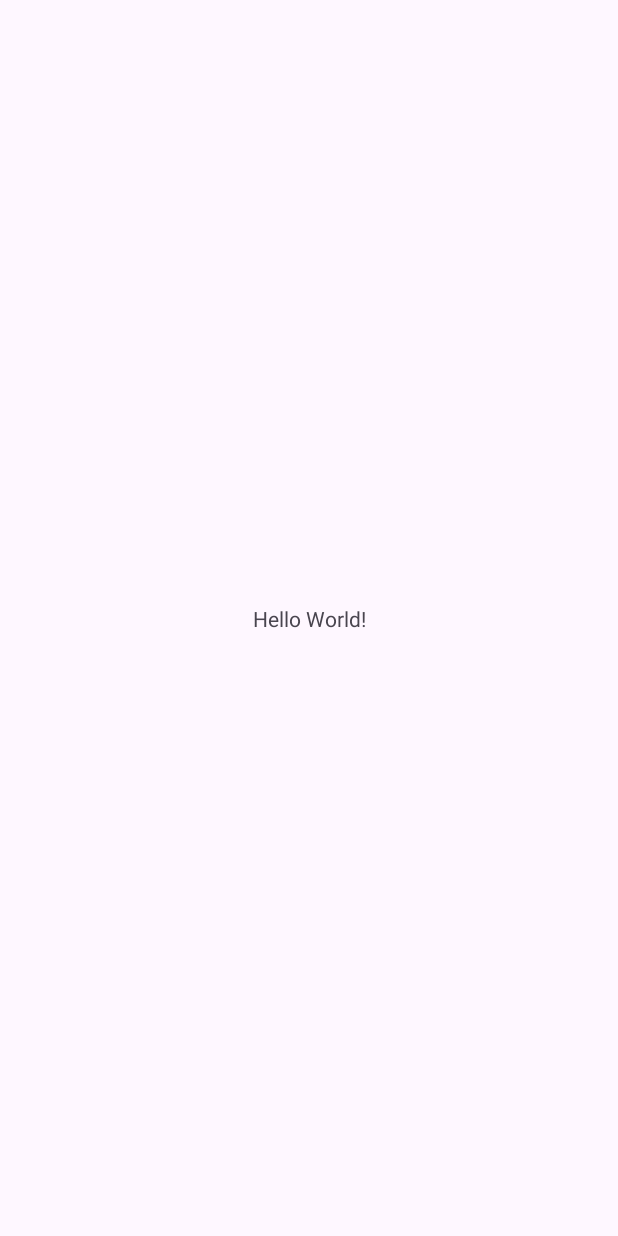
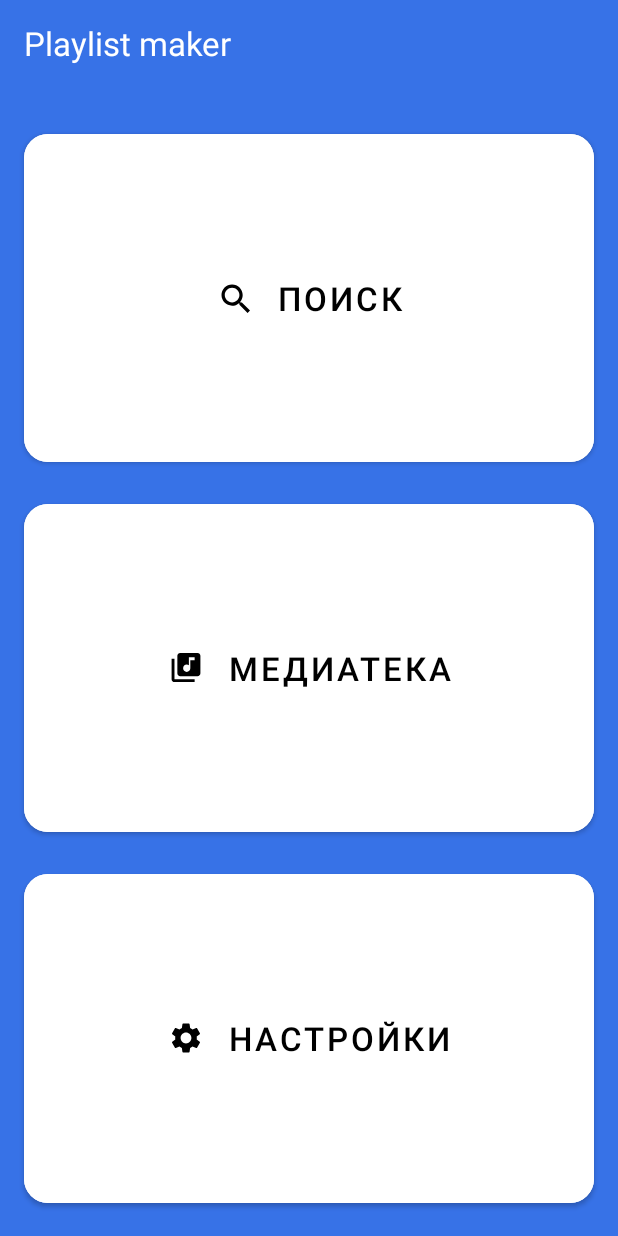
Before and after one commit to twistofthemyth/PlaylistMaker, an Android app: the screen it shows after launch (MainActivity), on a phone screen of 412 x 824 dp. Before the commit the screen is almost empty. Run offline under Robolectric (Android 15) with nearby library versions, the phone set to English and light mode, and no system bars.

Commit message:
ДЗ Верстка экрана

```diff
--- a/app/build.gradle.kts
+++ b/app/build.gradle.kts
@@ -5,7 +5,7 @@ plugins {
 
 android {
     namespace = "com.practicum.playlistmaker"
-    compileSdk = 34
+    compileSdk = 35
 
     defaultConfig {
         applicationId = "com.practicum.playlistmaker"
--- a/app/src/main/AndroidManifest.xml
+++ b/app/src/main/AndroidManifest.xml
@@ -10,8 +10,7 @@
         android:label="@string/app_name"
         android:roundIcon="@mipmap/ic_launcher_round"
         android:supportsRtl="true"
-        android:theme="@style/Theme.PlaylistMaker"
-        tools:targetApi="31">
+        android:theme="@style/Theme.MaterialComponents.DayNight.NoActionBar">
         <activity
             android:name=".MainActivity"
             android:exported="true">
--- /dev/null
+++ b/app/src/main/res/drawable/ic_media.xml
@@ -0,0 +1,5 @@
+<vector xmlns:android="http://schemas.android.com/apk/res/android" android:height="23dp" android:viewportHeight="24" android:viewportWidth="25" android:width="23.958334dp">
+
+    <path android:fillColor="#1A1B22" android:pathData="M20.5,2H8.5C7.4,2 6.5,2.9 6.5,4V16C6.5,17.1 7.4,18 8.5,18H20.5C21.6,18 22.5,17.1 22.5,16V4C22.5,2.9 21.6,2 20.5,2ZM18.5,7H15.5V12.5C15.5,13.88 14.38,15 13,15C11.62,15 10.5,13.88 10.5,12.5C10.5,11.12 11.62,10 13,10C13.57,10 14.08,10.19 14.5,10.51V5H18.5V7ZM4.5,6H2.5V20C2.5,21.1 3.4,22 4.5,22H18.5V20H4.5V6Z"/>
+
+</vector>
--- /dev/null
+++ b/app/src/main/res/drawable/ic_search.xml
@@ -0,0 +1,9 @@
+<vector xmlns:android="http://schemas.android.com/apk/res/android"
+    android:width="24dp"
+    android:height="24dp"
+    android:viewportWidth="24"
+    android:viewportHeight="24">
+  <path
+      android:pathData="M16.579,14.95H15.721L15.417,14.656C16.481,13.418 17.122,11.81 17.122,10.061C17.122,6.161 13.961,3 10.061,3C6.161,3 3,6.161 3,10.061C3,13.961 6.161,17.122 10.061,17.122C11.81,17.122 13.418,16.481 14.656,15.417L14.95,15.721V16.579L20.381,22L22,20.381L16.579,14.95ZM10.061,14.95C7.356,14.95 5.173,12.766 5.173,10.061C5.173,7.356 7.356,5.173 10.061,5.173C12.766,5.173 14.95,7.356 14.95,10.061C14.95,12.766 12.766,14.95 10.061,14.95Z"
+      android:fillColor="#1A1B22"/>
+</vector>
--- /dev/null
+++ b/app/src/main/res/drawable/ic_settings.xml
@@ -0,0 +1,9 @@
+<vector xmlns:android="http://schemas.android.com/apk/res/android"
+    android:width="24dp"
+    android:height="24dp"
+    android:viewportWidth="24"
+    android:viewportHeight="24">
+  <path
+      android:pathData="M19.14,12.94C19.18,12.64 19.2,12.33 19.2,12C19.2,11.68 19.18,11.36 19.13,11.06L21.16,9.48C21.34,9.34 21.39,9.07 21.28,8.87L19.36,5.55C19.24,5.33 18.99,5.26 18.77,5.33L16.38,6.29C15.88,5.91 15.35,5.59 14.76,5.35L14.4,2.81C14.36,2.57 14.16,2.4 13.92,2.4H10.08C9.84,2.4 9.65,2.57 9.61,2.81L9.25,5.35C8.66,5.59 8.12,5.92 7.63,6.29L5.24,5.33C5.02,5.25 4.77,5.33 4.65,5.55L2.74,8.87C2.62,9.08 2.66,9.34 2.86,9.48L4.89,11.06C4.84,11.36 4.8,11.69 4.8,12C4.8,12.31 4.82,12.64 4.87,12.94L2.84,14.52C2.66,14.66 2.61,14.93 2.72,15.13L4.64,18.45C4.76,18.67 5.01,18.74 5.23,18.67L7.62,17.71C8.12,18.09 8.65,18.41 9.24,18.65L9.6,21.19C9.65,21.43 9.84,21.6 10.08,21.6H13.92C14.16,21.6 14.36,21.43 14.39,21.19L14.75,18.65C15.34,18.41 15.88,18.09 16.37,17.71L18.76,18.67C18.98,18.75 19.23,18.67 19.35,18.45L21.27,15.13C21.39,14.91 21.34,14.66 21.15,14.52L19.14,12.94ZM12,15.6C10.02,15.6 8.4,13.98 8.4,12C8.4,10.02 10.02,8.4 12,8.4C13.98,8.4 15.6,10.02 15.6,12C15.6,13.98 13.98,15.6 12,15.6Z"
+      android:fillColor="#1A1B22"/>
+</vector>
--- a/app/src/main/res/layout/activity_main.xml
+++ b/app/src/main/res/layout/activity_main.xml
@@ -1,19 +1,72 @@
 <?xml version="1.0" encoding="utf-8"?>
-<androidx.constraintlayout.widget.ConstraintLayout xmlns:android="http://schemas.android.com/apk/res/android"
+<LinearLayout xmlns:android="http://schemas.android.com/apk/res/android"
     xmlns:app="http://schemas.android.com/apk/res-auto"
-    xmlns:tools="http://schemas.android.com/tools"
     android:id="@+id/main"
     android:layout_width="match_parent"
     android:layout_height="match_parent"
-    tools:context=".MainActivity">
+    android:background="@color/background_main"
+    android:orientation="vertical">
 
     <TextView
-        android:layout_width="wrap_content"
+        android:layout_width="match_parent"
         android:layout_height="wrap_content"
-        android:text="Hello World!"
-        app:layout_constraintBottom_toBottomOf="parent"
-        app:layout_constraintEnd_toEndOf="parent"
-        app:layout_constraintStart_toStartOf="parent"
-        app:layout_constraintTop_toTopOf="parent" />
+        android:layout_marginStart="@dimen/default_padding"
+        android:layout_marginEnd="@dimen/default_padding"
+        android:layout_marginTop="14dp"
+        android:layout_marginBottom="40dp"
+        android:text="@string/app_name"
+        android:textColor="@color/white"
+        android:textSize="@dimen/default_text_size"/>
 
-</androidx.constraintlayout.widget.ConstraintLayout>
+    <Button
+        android:layout_width="match_parent"
+        android:layout_height="0dp"
+        android:layout_marginBottom="@dimen/default_padding"
+        android:layout_marginLeft="@dimen/default_padding"
+        android:layout_marginRight="@dimen/default_padding"
+        android:layout_weight="1"
+        android:backgroundTint="@color/white"
+        android:text="@string/search_button_txt"
+        android:textColor="@color/black"
+        android:textSize="@dimen/default_text_size"
+        app:cornerRadius="@dimen/button_corner"
+        app:icon="@drawable/ic_search"
+        app:iconGravity="textStart"
+        app:iconPadding="@dimen/default_padding"
+        app:iconTint="@color/black" />
+
+    <Button
+        android:layout_width="match_parent"
+        android:layout_height="0dp"
+        android:layout_marginBottom="@dimen/default_padding"
+        android:layout_marginLeft="@dimen/default_padding"
+        android:layout_marginRight="@dimen/default_padding"
+        android:layout_weight="1"
+        android:backgroundTint="@color/white"
+        android:text="@string/media_button_txt"
+        android:textColor="@color/black"
+        android:textSize="@dimen/default_text_size"
+        app:cornerRadius="@dimen/button_corner"
+        app:icon="@drawable/ic_media"
+        app:iconGravity="textStart"
+        app:iconPadding="@dimen/default_padding"
+        app:iconTint="@color/black" />
+
+    <Button
+        android:layout_width="match_parent"
+        android:layout_height="0dp"
+        android:layout_marginBottom="@dimen/default_padding"
+        android:layout_marginLeft="@dimen/default_padding"
+        android:layout_marginRight="@dimen/default_padding"
+        android:layout_weight="1"
+        android:backgroundTint="@color/white"
+        android:text="@string/settings_button_txt"
+        android:textColor="@color/black"
+        android:textSize="@dimen/default_text_size"
+        app:cornerRadius="@dimen/button_corner"
+        app:icon="@drawable/ic_settings"
+        app:iconGravity="textStart"
+        app:iconPadding="@dimen/default_padding"
+        app:iconTint="@color/black" />
+
+</LinearLayout>
--- a/app/src/main/res/values/colors.xml
+++ b/app/src/main/res/values/colors.xml
@@ -2,4 +2,5 @@
 <resources>
     <color name="black">#FF000000</color>
     <color name="white">#FFFFFFFF</color>
+    <color name="background_main">#3772E7</color>
 </resources>
--- /dev/null
+++ b/app/src/main/res/values/dimens.xml
@@ -0,0 +1,7 @@
+<?xml version="1.0" encoding="utf-8"?>
+<resources>
+    <dimen name="default_padding">16dp</dimen>
+    <dimen name="button_corner">16dp</dimen>
+    <dimen name="default_text_size">22sp</dimen>
+    <dimen name="text_item">16sp</dimen>
+</resources>
--- a/app/src/main/res/values/strings.xml
+++ b/app/src/main/res/values/strings.xml
@@ -1,3 +1,10 @@
 <resources>
-    <string name="app_name">Playlist Maker</string>
+    <string name="app_name">Playlist maker</string>
+    <string name="search_button_txt">Поиск</string>
+    <string name="media_button_txt">Медиатека</string>
+    <string name="settings_button_txt">Настройки</string>
+    <string name="setting_item_theme">Темная тема</string>
+    <string name="setting_item_share">Поделиться приложением</string>
+    <string name="setting_item_support">Написать в поддержку</string>
+    <string name="setting_item_agreement">Пользовательское соглашение</string>
 </resources>
```
Also changed, not shown: app/src/main/res/drawable/ic_arrow_forward.xml (added, +9 -0 lines), app/src/main/res/drawable/ic_back.xml (added, +13 -0 lines), app/src/main/res/drawable/ic_share.xml (added, +9 -0 lines), app/src/main/res/drawable/ic_support.xml (added, +18 -0 lines), app/src/main/res/layout/activity_settings.xml (added, +52 -0 lines), app/src/main/res/values/themes.xml (+45 -1 lines).
